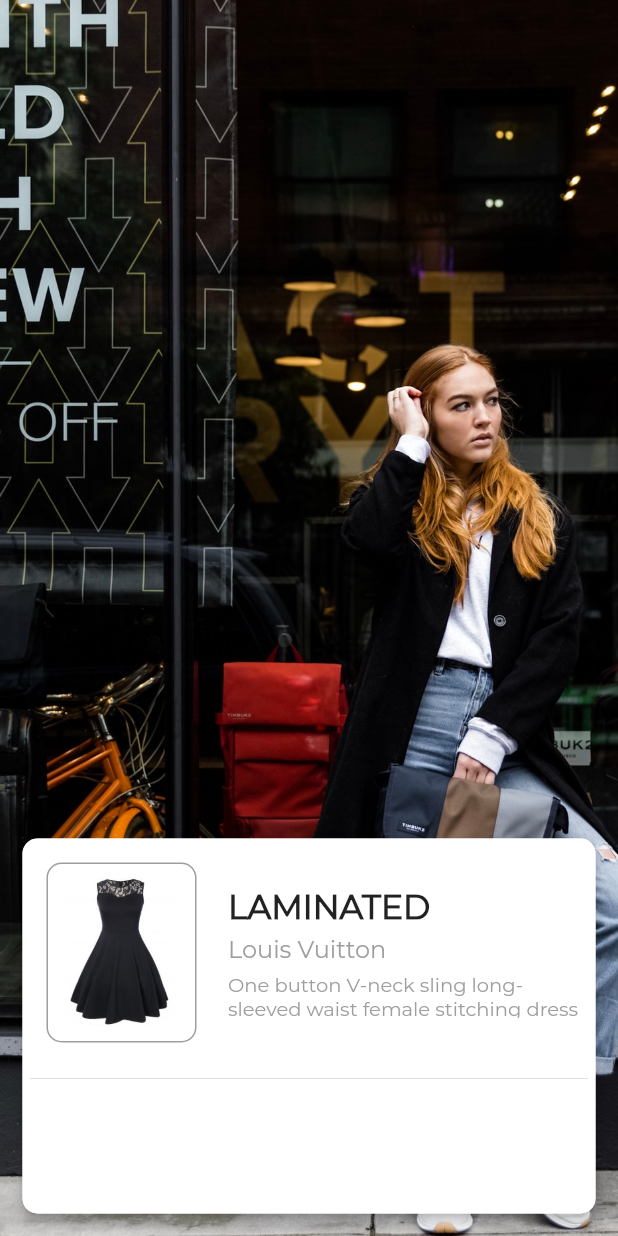
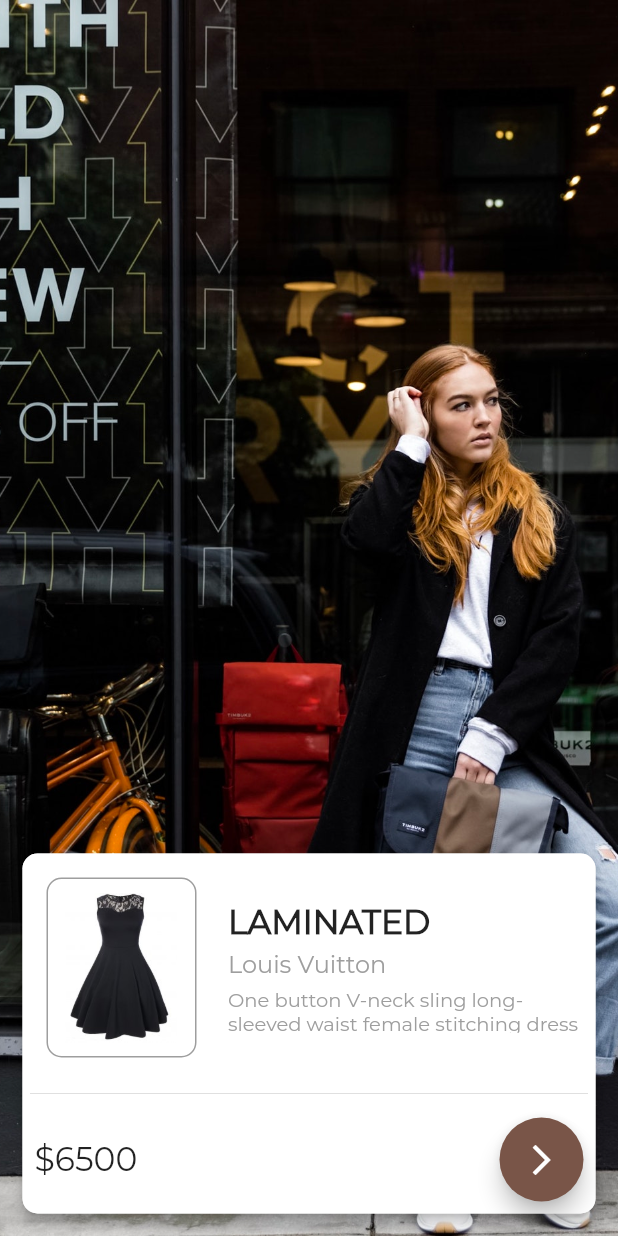
Before and after one commit to islamoktay/learning_process, a Flutter app: the Detay screen opened directly, on a phone screen of 412 x 824 dp. Run offline on Flutter 3.47's test engine with Material 2 defaults, Android fonts, the phone set to English and light mode, and no system bars; our stand-ins replace email_validator, flutter_easyloading, google_fonts, palette_generator.

Commit message:
studied more

```diff
--- a/flutter/flutter_moda_app/lib/detay.dart
+++ b/flutter/flutter_moda_app/lib/detay.dart
@@ -35,7 +35,7 @@ class _DetayState extends State<Detay> {
               borderRadius: BorderRadius.circular(10),
               elevation: 4,
               child: Container(
-                height: 250,
+                height: 240,
                 width: MediaQuery.of(context).size.width - 30,
                 decoration: BoxDecoration(
                   color: Colors.white,
@@ -111,7 +111,26 @@ class _DetayState extends State<Detay> {
                       indent: 5,
                       endIndent: 5,
                     ),
-                    Row(),
+                    Padding(
+                      padding: const EdgeInsets.all(8.0),
+                      child: Row(
+                        mainAxisAlignment: MainAxisAlignment.spaceBetween,
+                        children: [
+                          Text(
+                            "\$6500",
+                            style: TextStyle(
+                              fontFamily: "Montserrat",
+                              fontSize: 22,
+                            ),
+                          ),
+                          FloatingActionButton(
+                            onPressed: () {},
+                            child: Icon(Icons.arrow_forward_ios),
+                            backgroundColor: Colors.brown,
+                          ),
+                        ],
+                      ),
+                    ),
                   ],
                 ),
               ),
```
